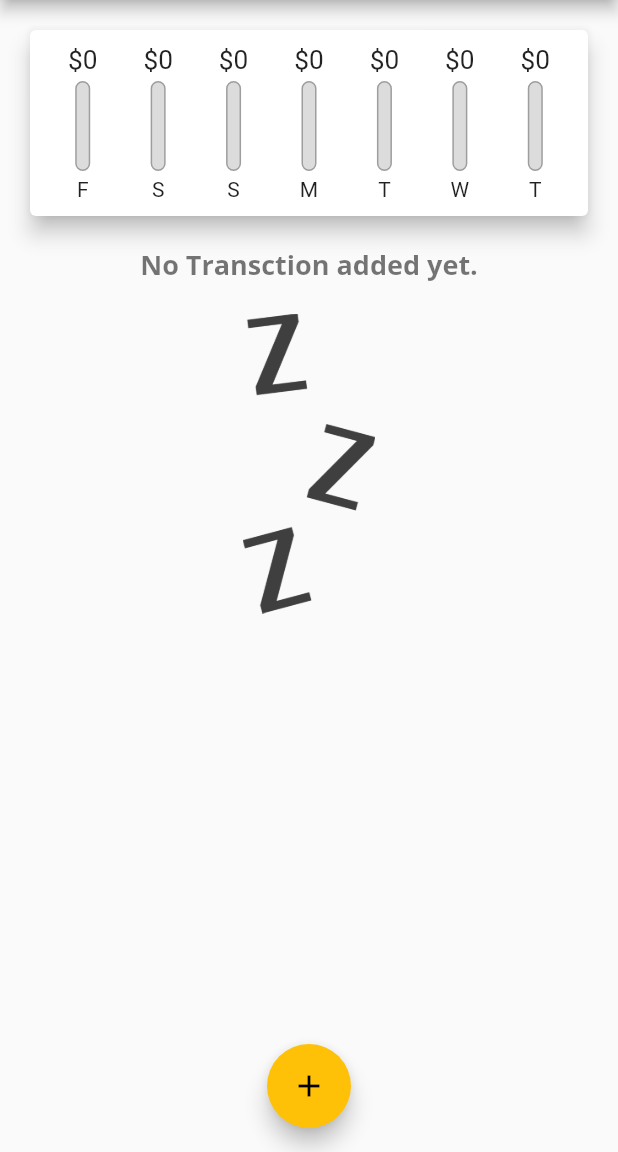
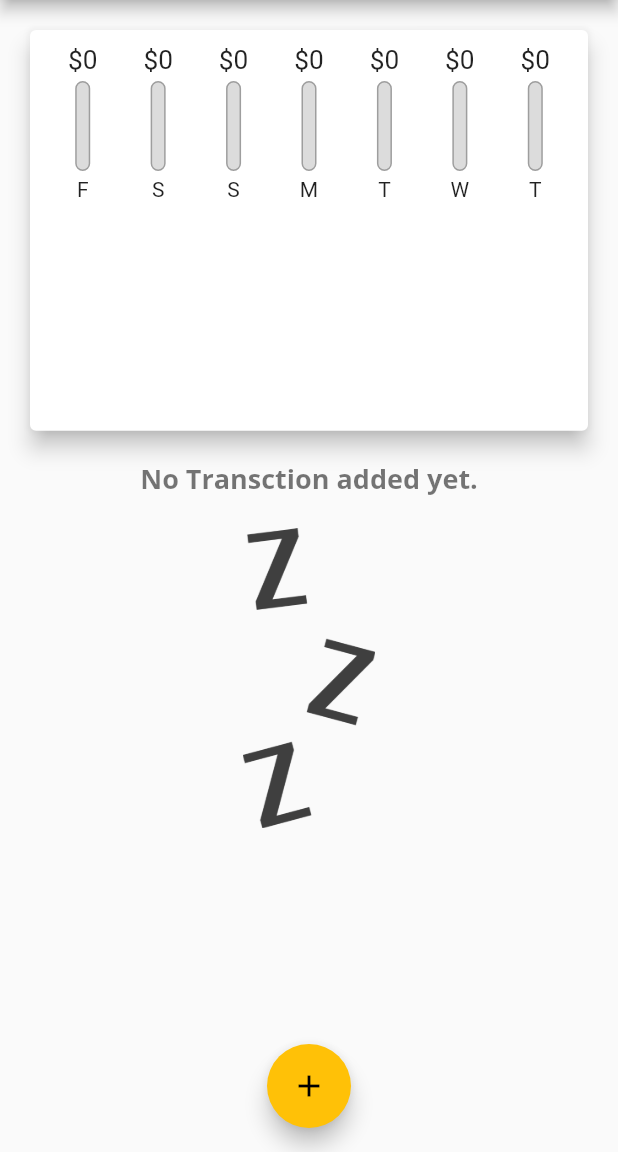
Before and after one commit to iqbalhasandev/Flutter-Expense-Planner-App, a Flutter app: the screen it shows after launch, on a phone screen of 412 x 824 dp, the part 84-1236 px from its top. Run offline on Flutter 3.47's test engine with Material 2 defaults, Android fonts, the light colour scheme and no system bars.

Commit message:
Calculating Sizes Dynamically

```diff
--- a/lib/main.dart
+++ b/lib/main.dart
@@ -67,7 +67,7 @@
     });
   }
 
-  void startAddNewTransction(BuildContext ctx) {
+  void _startAddNewTransction(BuildContext ctx) {
     showModalBottomSheet(
         context: ctx,
         builder: (btx) {
@@ -87,8 +87,7 @@
 
   @override
   Widget build(BuildContext context) {
-    return Scaffold(
-      appBar: AppBar(
+    final appBar = AppBar(
       backgroundColor: Theme.of(context).primaryColor,
       title: Text(
         "Expense Planner",
@@ -96,24 +95,39 @@
       ),
       actions: [
         IconButton(
-            onPressed: () => startAddNewTransction(context),
+          onPressed: () => _startAddNewTransction(context),
           icon: Icon(Icons.add),
         ),
       ],
-      ),
+    );
+
+    return Scaffold(
+      appBar: appBar,
       body: SingleChildScrollView(
         child: Column(
           // mainAxisAlignment: MainAxisAlignment.spaceAround,
           crossAxisAlignment: CrossAxisAlignment.stretch,
           children: <Widget>[
-            Chart(_recentTransctions),
-            TransctionList(_userTransactions, _deleteTransction),
+            Container(
+              height: (MediaQuery.of(context).size.height -
+                      appBar.preferredSize.height -
+                      MediaQuery.of(context).padding.top) *
+                  0.4,
+              child: Chart(_recentTransctions),
+            ),
+            Container(
+              height: (MediaQuery.of(context).size.height -
+                      appBar.preferredSize.height -
+                      MediaQuery.of(context).padding.top) *
+                  0.6,
+              child: TransctionList(_userTransactions, _deleteTransction),
+            ),
           ],
         ),
       ),
       floatingActionButtonLocation: FloatingActionButtonLocation.centerFloat,
       floatingActionButton: FloatingActionButton(
-        onPressed: () => startAddNewTransction(context),
+        onPressed: () => _startAddNewTransction(context),
         child: Icon(Icons.add),
       ),
     );
--- a/lib/widgets/transction_list.dart
+++ b/lib/widgets/transction_list.dart
@@ -10,7 +10,6 @@
   @override
   Widget build(BuildContext context) {
     return Container(
-      height: 300,
       child: transactions.isEmpty
           ? Column(
               children: [
```
Lines whose indentation alone changed are shown as unchanged.
